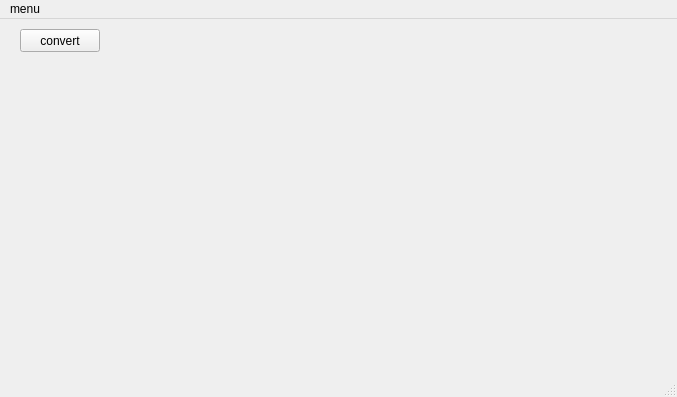
This is hdr_video_merging/mainwindow.ui in wh75er/cg_course_work as Qt 5 draws it before an edit. The edited form follows.
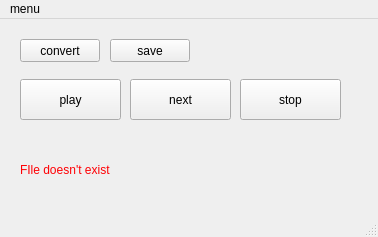
This is the edited form.

Commit message: add gui buttons with functions

Patch:
```diff
--- a/hdr_video_merging/mainwindow.ui
+++ b/hdr_video_merging/mainwindow.ui
@@ -6,8 +6,8 @@
    <rect>
     <x>0</x>
     <y>0</y>
-    <width>677</width>
-    <height>397</height>
+    <width>378</width>
+    <height>237</height>
    </rect>
   </property>
   <property name="windowTitle">
@@ -18,7 +18,7 @@
     <property name="geometry">
      <rect>
       <x>20</x>
-      <y>10</y>
+      <y>20</y>
       <width>80</width>
       <height>23</height>
      </rect>
@@ -27,14 +27,85 @@
      <string>convert</string>
     </property>
    </widget>
+   <widget class="QPushButton" name="playPauseBtn">
+    <property name="geometry">
+     <rect>
+      <x>20</x>
+      <y>60</y>
+      <width>101</width>
+      <height>41</height>
+     </rect>
+    </property>
+    <property name="text">
+     <string>play</string>
+    </property>
+   </widget>
+   <widget class="QPushButton" name="nextBtn">
+    <property name="geometry">
+     <rect>
+      <x>130</x>
+      <y>60</y>
+      <width>101</width>
+      <height>41</height>
+     </rect>
+    </property>
+    <property name="text">
+     <string>next</string>
+    </property>
+   </widget>
+   <widget class="QPushButton" name="saveBtn">
+    <property name="geometry">
+     <rect>
+      <x>110</x>
+      <y>20</y>
+      <width>80</width>
+      <height>23</height>
+     </rect>
+    </property>
+    <property name="text">
+     <string>save</string>
+    </property>
+   </widget>
+   <widget class="QLabel" name="TextStatus">
+    <property name="geometry">
+     <rect>
+      <x>20</x>
+      <y>120</y>
+      <width>351</width>
+      <height>61</height>
+     </rect>
+    </property>
+    <property name="cursor">
+     <cursorShape>IBeamCursor</cursorShape>
+    </property>
+    <property name="styleSheet">
+     <string notr="true">color: rgb(255, 0, 4);</string>
+    </property>
+    <property name="text">
+     <string>FIle doesn't exist</string>
+    </property>
+   </widget>
+   <widget class="QPushButton" name="stopBtn">
+    <property name="geometry">
+     <rect>
+      <x>240</x>
+      <y>60</y>
+      <width>101</width>
+      <height>41</height>
+     </rect>
+    </property>
+    <property name="text">
+     <string>stop</string>
+    </property>
+   </widget>
   </widget>
   <widget class="QMenuBar" name="menuBar">
    <property name="geometry">
     <rect>
      <x>0</x>
      <y>0</y>
-     <width>677</width>
-     <height>20</height>
+     <width>378</width>
+     <height>27</height>
     </rect>
    </property>
    <widget class="QMenu" name="menuButton">
```
Left out of the diff: 9 changed lines with no effect on the pictures. The commit also changes 6 other files.
